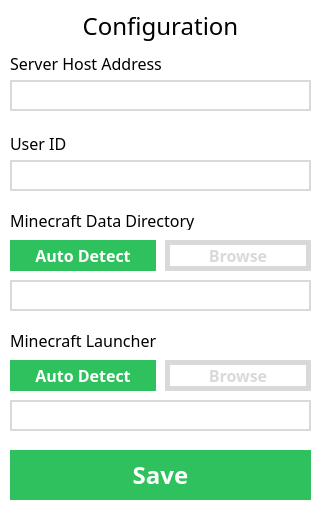
Qt form Client Launcher/config.ui (FlantasticDan/awscraft) before a commit.
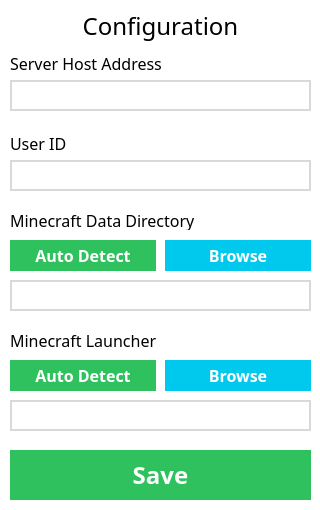
The same form after that commit. Icons and pictures are not drawn.

Commit message: Fully Functional Configuration Settings Dialog

What changed in the file:
```diff
--- a/Client Launcher/config.ui
+++ b/Client Launcher/config.ui
@@ -324,7 +324,7 @@
   </widget>
   <widget class="QPushButton" name="dataBrowseButton">
    <property name="enabled">
-    <bool>false</bool>
+    <bool>true</bool>
    </property>
    <property name="geometry">
     <rect>
@@ -386,7 +386,7 @@
   </widget>
   <widget class="QPushButton" name="launcherBrowseButton">
    <property name="enabled">
-    <bool>false</bool>
+    <bool>true</bool>
    </property>
    <property name="geometry">
     <rect>
```
The commit also changes 3 other files.
